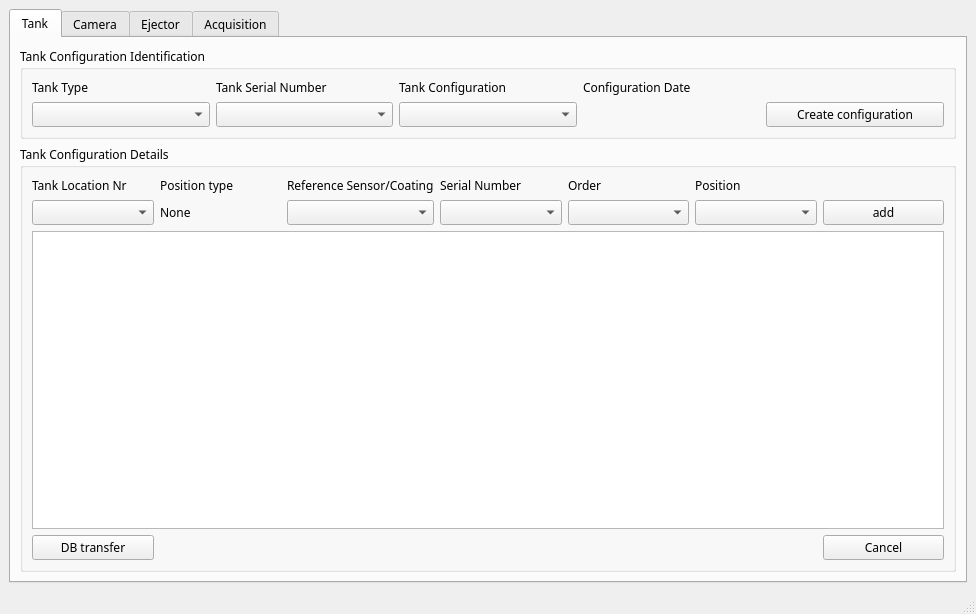
Old version of the form cleansky_LMSM/ui_to_py_by_qtdesigner/List_of_configuration.ui in the repository HouzeZHANG/CSLMSM.
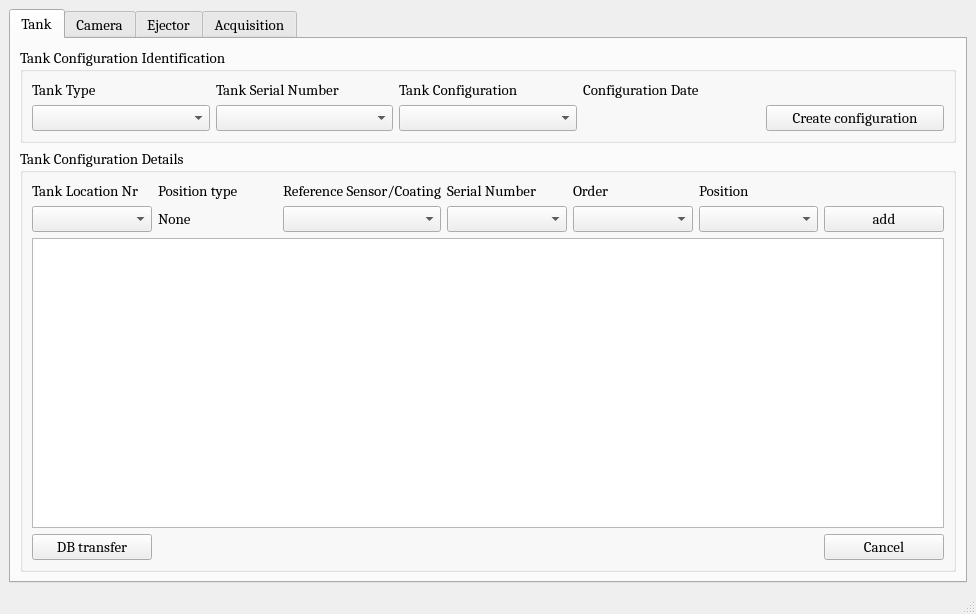
New version of the form.

Patch:
```diff
--- a/cleansky_LMSM/ui_to_py_by_qtdesigner/List_of_configuration.ui
+++ b/cleansky_LMSM/ui_to_py_by_qtdesigner/List_of_configuration.ui
@@ -19,7 +19,8 @@
      <widget class="QTabWidget" name="tabWidget">
       <property name="font">
        <font>
-        <family>Tw Cen MT</family>
+        <family>Cambria</family>
+        <pointsize>11</pointsize>
        </font>
       </property>
       <property name="currentIndex">
@@ -38,28 +39,67 @@
             <height>200</height>
            </size>
           </property>
+          <property name="font">
+           <font>
+            <family>Cambria</family>
+            <pointsize>11</pointsize>
+           </font>
+          </property>
           <property name="title">
            <string>Tank Configuration Identification</string>
           </property>
           <layout class="QGridLayout" name="gridLayout">
            <item row="1" column="3">
             <widget class="QLabel" name="label_29">
+             <property name="font">
+              <font>
+               <family>Cambria</family>
+               <pointsize>11</pointsize>
+              </font>
+             </property>
              <property name="text">
               <string/>
              </property>
             </widget>
            </item>
            <item row="1" column="1">
-            <widget class="QComboBox" name="comboBox_2"/>
+            <widget class="QComboBox" name="comboBox_2">
+             <property name="font">
+              <font>
+               <family>Cambria</family>
+               <pointsize>11</pointsize>
+              </font>
+             </property>
+            </widget>
            </item>
            <item row="1" column="2">
-            <widget class="QComboBox" name="comboBox_3"/>
+            <widget class="QComboBox" name="comboBox_3">
+             <property name="font">
+              <font>
+               <family>Cambria</family>
+               <pointsize>11</pointsize>
+              </font>
+             </property>
+            </widget>
            </item>
            <item row="1" column="0">
-            <widget class="QComboBox" name="comboBox"/>
+            <widget class="QComboBox" name="comboBox">
+             <property name="font">
+              <font>
+               <family>Cambria</family>
+               <pointsize>11</pointsize>
+              </font>
+             </property>
+            </widget>
            </item>
            <item row="0" column="0">
             <widget class="QLabel" name="label_4">
+             <property name="font">
+              <font>
+               <family>Cambria</family>
+               <pointsize>11</pointsize>
+              </font>
+             </property>
              <property name="text">
               <string>Tank Type</string>
              </property>
@@ -67,6 +107,12 @@
            </item>
            <item row="0" column="2">
             <widget class="QLabel" name="label_2">
+             <property name="font">
+              <font>
+               <family>Cambria</family>
+               <pointsize>11</pointsize>
+              </font>
+             </property>
              <property name="text">
               <string>Tank Configuration</string>
              </property>
@@ -74,6 +120,12 @@
            </item>
            <item row="0" column="1">
             <widget class="QLabel" name="label_3">
+             <property name="font">
+              <font>
+               <family>Cambria</family>
+               <pointsize>11</pointsize>
+              </font>
+             </property>
              <property name="text">
               <string>Tank Serial Number</string>
              </property>
@@ -81,6 +133,12 @@
            </item>
            <item row="0" column="3">
             <widget class="QLabel" name="label">
+             <property name="font">
+              <font>
+               <family>Cambria</family>
+               <pointsize>11</pointsize>
+              </font>
+             </property>
              <property name="text">
               <string>Configuration Date</string>
              </property>
@@ -88,6 +146,12 @@
            </item>
            <item row="1" column="4">
             <widget class="QPushButton" name="pushButton_13">
+             <property name="font">
+              <font>
+               <family>Cambria</family>
+               <pointsize>11</pointsize>
+              </font>
+             </property>
              <property name="text">
               <string>Create configuration</string>
              </property>
@@ -98,15 +162,34 @@
         </item>
         <item>
          <widget class="QGroupBox" name="groupBox">
+          <property name="font">
+           <font>
+            <family>Cambria</family>
+            <pointsize>11</pointsize>
+           </font>
+          </property>
           <property name="title">
            <string>Tank Configuration Details</string>
           </property>
           <layout class="QGridLayout" name="gridLayout_2">
            <item row="1" column="5">
-            <widget class="QComboBox" name="comboBox_27"/>
+            <widget class="QComboBox" name="comboBox_27">
+             <property name="font">
+              <font>
+               <family>Cambria</family>
+               <pointsize>11</pointsize>
+              </font>
+             </property>
+            </widget>
            </item>
            <item row="0" column="2">
             <widget class="QLabel" name="label_6">
+             <property name="font">
+              <font>
+               <family>Cambria</family>
+               <pointsize>11</pointsize>
+              </font>
+             </property>
              <property name="text">
               <string>Reference Sensor/Coating</string>
              </property>
@@ -114,22 +197,55 @@
            </item>
            <item row="1" column="6">
             <widget class="QPushButton" name="pushButton_3">
+             <property name="font">
+              <font>
+               <family>Cambria</family>
+               <pointsize>11</pointsize>
+              </font>
+             </property>
              <property name="text">
               <string>add</string>
              </property>
             </widget>
            </item>
            <item row="1" column="2">
-            <widget class="QComboBox" name="comboBox_5"/>
+            <widget class="QComboBox" name="comboBox_5">
+             <property name="font">
+              <font>
+               <family>Cambria</family>
+               <pointsize>11</pointsize>
+              </font>
+             </property>
+            </widget>
            </item>
            <item row="1" column="3">
-            <widget class="QComboBox" name="comboBox_6"/>
+            <widget class="QComboBox" name="comboBox_6">
+             <property name="font">
+              <font>
+               <family>Cambria</family>
+               <pointsize>11</pointsize>
+              </font>
+             </property>
+            </widget>
            </item>
            <item row="1" column="4">
-            <widget class="QComboBox" name="comboBox_26"/>
+            <widget class="QComboBox" name="comboBox_26">
+             <property name="font">
+              <font>
+               <family>Cambria</family>
+               <pointsize>11</pointsize>
+              </font>
+             </property>
+            </widget>
            </item>
            <item row="0" column="0">
             <widget class="QLabel" name="label_7">
+             <property name="font">
+              <font>
+               <family>Cambria</family>
+               <pointsize>11</pointsize>
+              </font>
+             </property>
              <property name="text">
               <string>Tank Location Nr</string>
              </property>
@@ -137,6 +253,12 @@
            </item>
            <item row="0" column="5">
             <widget class="QLabel" name="label_26">
+             <property name="font">
+              <font>
+               <family>Cambria</family>
+               <pointsize>11</pointsize>
+              </font>
+             </property>
              <property name="text">
               <string>Position</string>
              </property>
@@ -144,16 +266,35 @@
            </item>
            <item row="0" column="3">
             <widget class="QLabel" name="label_5">
+             <property name="font">
+              <font>
+               <family>Cambria</family>
+               <pointsize>11</pointsize>
+              </font>
+             </property>
              <property name="text">
               <string>Serial Number</string>
              </property>
             </widget>
            </item>
            <item row="1" column="0">
-            <widget class="QComboBox" name="comboBox_4"/>
+            <widget class="QComboBox" name="comboBox_4">
+             <property name="font">
+              <font>
+               <family>Cambria</family>
+               <pointsize>11</pointsize>
+              </font>
+             </property>
+            </widget>
            </item>
            <item row="0" column="4">
             <widget class="QLabel" name="label_8">
+             <property name="font">
+              <font>
+               <family>Cambria</family>
+               <pointsize>11</pointsize>
+              </font>
+             </property>
              <property name="text">
               <string>Order</string>
              </property>
@@ -161,16 +302,35 @@
            </item>
            <item row="3" column="0">
             <widget class="QPushButton" name="pushButton_2">
+             <property name="font">
+              <font>
+               <family>Cambria</family>
+               <pointsize>11</pointsize>
+              </font>
+             </property>
              <property name="text">
               <string>DB transfer</string>
              </property>
             </widget>
            </item>
            <item row="2" column="0" colspan="7">
-            <widget class="QTableWidget" name="tableWidget"/>
+            <widget class="QTableWidget" name="tableWidget">
+             <property name="font">
+              <font>
+               <family>Cambria</family>
+               <pointsize>11</pointsize>
+              </font>
+             </property>
+            </widget>
            </item>
            <item row="3" column="6">
             <widget class="QPushButton" name="pushButton">
+             <property name="font">
+              <font>
+               <family>Cambria</family>
+               <pointsize>11</pointsize>
+              </font>
+             </property>
              <property name="text">
               <string>Cancel</string>
              </property>
@@ -178,6 +338,12 @@
            </item>
            <item row="1" column="1">
             <widget class="QLabel" name="label_37">
+             <property name="font">
+              <font>
+               <family>Cambria</family>
+               <pointsize>11</pointsize>
+              </font>
+             </property>
              <property name="text">
               <string>None</string>
              </property>
@@ -185,6 +351,12 @@
            </item>
            <item row="0" column="1">
             <widget class="QLabel" name="label_41">
+             <property name="font">
+              <font>
+               <family>Cambria</family>
+               <pointsize>11</pointsize>
+              </font>
+             </property>
              <property name="text">
               <string>Position type</string>
              </property>
```
